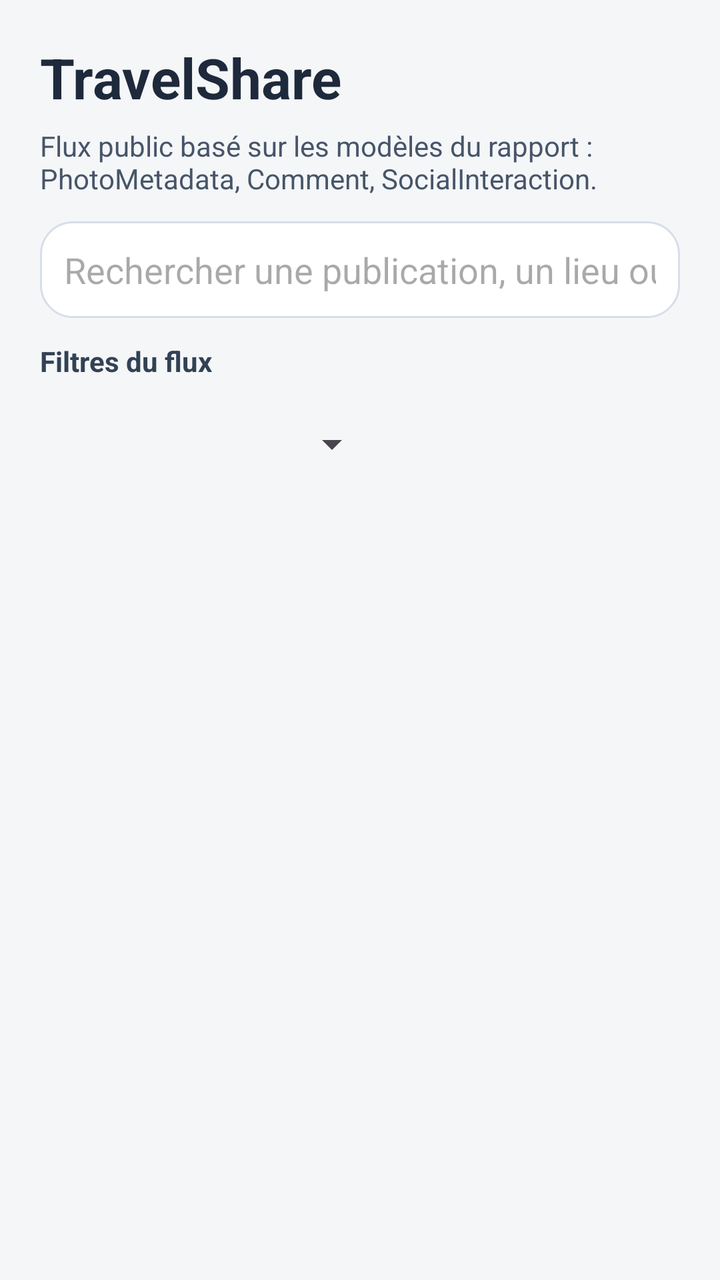
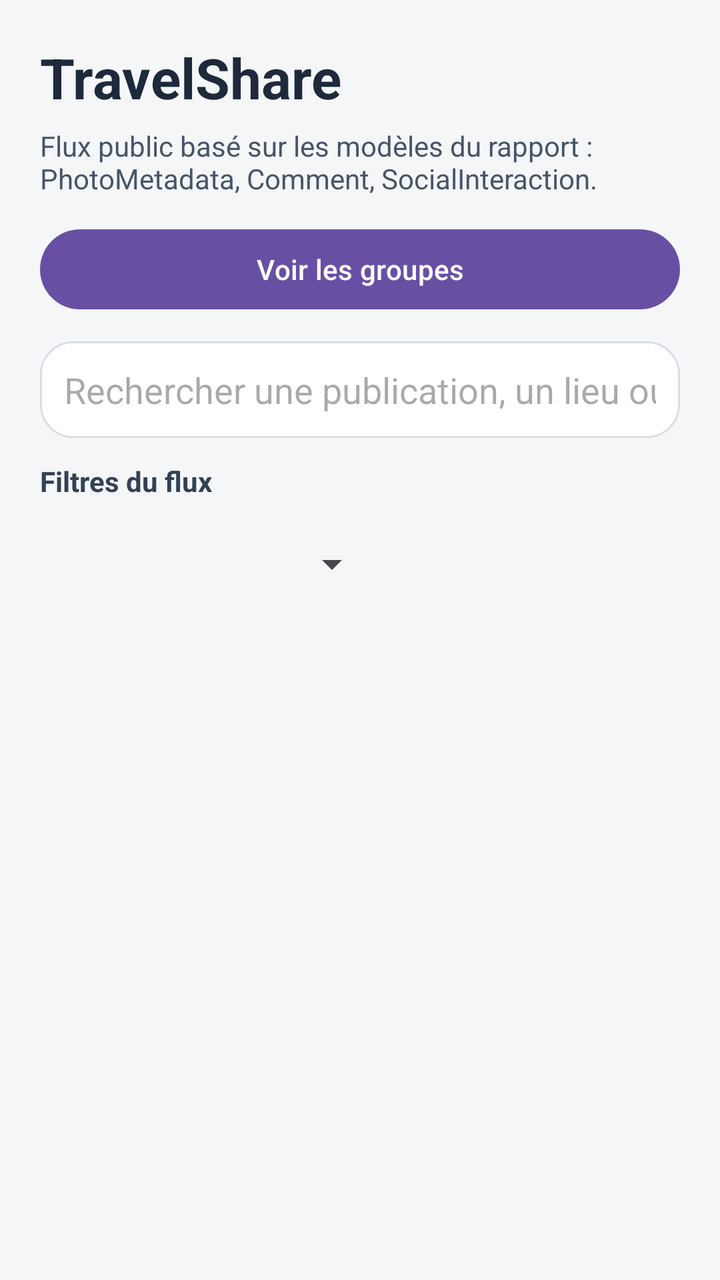

Two renders of the same Android screen: before a commit and after it. Below are the layout's source before the change and the commit's diff.
<!-- AndroidManifest.xml: application theme Theme.Travel_Esteban_kylian -->
<!-- res/layout/activity_travel_share.xml -->
<?xml version="1.0" encoding="utf-8"?>
<LinearLayout xmlns:android="http://schemas.android.com/apk/res/android"
    android:layout_width="match_parent"
    android:layout_height="match_parent"
    android:background="#F4F6F8"
    android:orientation="vertical"
    android:padding="20dp">

    <LinearLayout
        android:layout_width="match_parent"
        android:layout_height="wrap_content"
        android:gravity="center_vertical"
        android:orientation="horizontal">

        <LinearLayout
            android:layout_width="0dp"
            android:layout_height="wrap_content"
            android:layout_weight="1"
            android:orientation="vertical">

            <TextView
                android:id="@+id/tvTravelShareTitle"
                android:layout_width="wrap_content"
                android:layout_height="wrap_content"
                android:text="@string/travelshare_screen_title"
                android:textColor="#1E293B"
                android:textSize="28sp"
                android:textStyle="bold" />

            <TextView
                android:id="@+id/tvTravelShareSubtitle"
                android:layout_width="wrap_content"
                android:layout_height="wrap_content"
                android:layout_marginTop="6dp"
                android:layout_marginBottom="12dp"
                android:text="@string/travelshare_screen_subtitle"
                android:textColor="#475569"
                android:textSize="14sp" />
        </LinearLayout>

        <ImageView
            android:id="@+id/ivProfileShortcut"
            android:layout_width="46dp"
            android:layout_height="46dp"
            android:layout_marginStart="12dp"
            android:background="@drawable/bg_profile_avatar"
            android:clickable="true"
            android:clipToOutline="true"
            android:contentDescription="@string/profile_open_button"
            android:focusable="true"
            android:padding="8dp"
            android:scaleType="centerCrop"
            android:src="@android:drawable/ic_menu_myplaces"
            android:tint="#0F172A"
            android:visibility="gone" />
    </LinearLayout>

    <Button
        android:id="@+id/btnCreatePhotoMetadata"
        android:layout_width="match_parent"
        android:layout_height="wrap_content"
        android:layout_marginBottom="12dp"
        android:text="@string/travelshare_create_post_button"
        android:visibility="gone" />

    <EditText
        android:id="@+id/etSearchPhotoMetadata"
        android:layout_width="match_parent"
        android:layout_height="wrap_content"
        android:layout_marginBottom="12dp"
        android:background="@drawable/bg_search_bar"
        android:hint="@string/travelshare_search_hint"
        android:imeOptions="actionDone"
        android:inputType="text"
        android:minHeight="48dp"
        android:padding="12dp" />

    <TextView
        android:id="@+id/tvTravelShareFilters"
        android:layout_width="wrap_content"
        android:layout_height="wrap_content"
        android:layout_marginBottom="8dp"
        android:text="@string/travelshare_filters_section"
        android:textColor="#334155"
        android:textStyle="bold" />

    <HorizontalScrollView
        android:layout_width="match_parent"
        android:layout_height="wrap_content"
        android:layout_marginBottom="16dp"
        android:scrollbars="none">

        <LinearLayout
            android:layout_width="wrap_content"
            android:layout_height="wrap_content"
            android:gravity="center_vertical"
            android:orientation="horizontal">

            <Spinner
                android:id="@+id/spinnerFilterPlaceType"
                android:layout_width="170dp"
                android:layout_height="wrap_content"
                android:minHeight="48dp" />

            <Spinner
                android:id="@+id/spinnerFilterAuthor"
                android:layout_width="170dp"
                android:layout_height="wrap_content"
                android:layout_marginStart="12dp"
                android:minHeight="48dp" />

            <Spinner
                android:id="@+id/spinnerFilterPeriod"
                android:layout_width="170dp"
                android:layout_height="wrap_content"
                android:layout_marginStart="12dp"
                android:minHeight="48dp" />

            <Button
                android:id="@+id/btnResetFilters"
                android:layout_width="wrap_content"
                android:layout_height="wrap_content"
                android:layout_marginStart="12dp"
                android:text="@string/travelshare_filter_reset_button" />
        </LinearLayout>
    </HorizontalScrollView>

    <androidx.recyclerview.widget.RecyclerView
        android:id="@+id/rvPhotoMetadata"
        android:layout_width="match_parent"
        android:layout_height="0dp"
        android:layout_weight="1"
        android:clipToPadding="false"
        android:paddingBottom="12dp" />

</LinearLayout>
<!-- resources referenced by this layout -->
<resources>
  <!-- drawable bg_profile_avatar (drawable) -->
  <?xml version="1.0" encoding="utf-8"?>
  <shape xmlns:android="http://schemas.android.com/apk/res/android"
      android:shape="oval">
      <solid android:color="#E2E8F0" />
      <stroke
          android:width="1dp"
          android:color="#CBD5E1" />
  </shape>
  <!-- drawable bg_search_bar (drawable) -->
  <?xml version="1.0" encoding="utf-8"?>
  <shape xmlns:android="http://schemas.android.com/apk/res/android"
      android:shape="rectangle">
      <solid android:color="#FFFFFF" />
      <corners android:radius="16dp" />
      <stroke
          android:width="1dp"
          android:color="#D7DEE8" />
  </shape>
  <string name="profile_open_button">Ouvrir le profil</string>
  <string name="travelshare_create_post_button">Créer une publication</string>
  <string name="travelshare_filter_reset_button">Réinitialiser les filtres</string>
  <string name="travelshare_filters_section">Filtres du flux</string>
  <string name="travelshare_screen_subtitle">Flux public basé sur les modèles du rapport : PhotoMetadata, Comment, SocialInteraction.</string>
  <string name="travelshare_screen_title">TravelShare</string>
  <string name="travelshare_search_hint">Rechercher une publication, un lieu ou un conseil</string>
  <style name="Theme.Travel_Esteban_kylian" parent="Base.Theme.Travel_Esteban_kylian" />
  <style name="Base.Theme.Travel_Esteban_kylian" parent="Theme.Material3.DayNight.NoActionBar">
          
          
      </style>
</resources>

<!-- the commit's change to res/layout/activity_travel_share.xml (unified diff, before → after) -->
@@ -62,6 +62,13 @@
         android:layout_marginBottom="12dp"
         android:text="@string/travelshare_create_post_button"
         android:visibility="gone" />
+
+    <Button
+        android:id="@+id/btnOpenGroups"
+        android:layout_width="match_parent"
+        android:layout_height="wrap_content"
+        android:layout_marginBottom="12dp"
+        android:text="@string/travelshare_groups_button" />
 
     <EditText
         android:id="@+id/etSearchPhotoMetadata"
<!-- resource entries referenced after the edit -->
@@ -23,6 +23,7 @@
   <string name="travelshare_create_post_button">Créer une publication</string>
   <string name="travelshare_filter_reset_button">Réinitialiser les filtres</string>
   <string name="travelshare_filters_section">Filtres du flux</string>
+  <string name="travelshare_groups_button">Voir les groupes</string>
   <string name="travelshare_screen_subtitle">Flux public basé sur les modèles du rapport : PhotoMetadata, Comment, SocialInteraction.</string>
   <string name="travelshare_screen_title">TravelShare</string>
   <string name="travelshare_search_hint">Rechercher une publication, un lieu ou un conseil</string>
